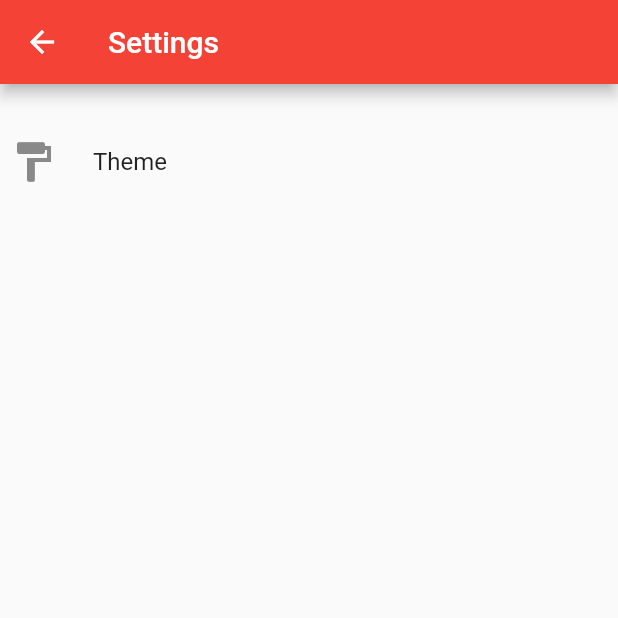
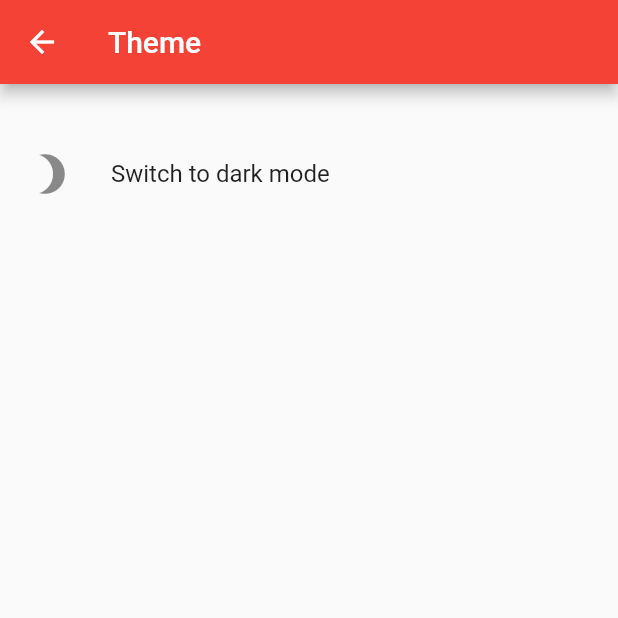
Before and after one commit to aadi-1024/project_app, a Flutter app: the SettingsRoute screen opened by its route, after a tap on "Theme", on a phone screen of 412 x 824 dp, the top half of it. Run offline on Flutter 3.47's test engine with Material 2 defaults, Android fonts, the phone set to English and light mode, and no system bars.

Commit message:
Added sample settings page

```diff
--- a/lib/main.dart
+++ b/lib/main.dart
@@ -2,6 +2,7 @@ import 'package:flutter/material.dart';
 import './loginroute.dart';
 import './homeroute.dart';
 import './settings/mainpage.dart';
+import './settings/theme.dart';
 
 void main() {
   runApp(const AppRoot());
@@ -18,6 +19,7 @@ class AppRoot extends StatelessWidget {
         '/': (context) => const LoginRoute(),
         '/home': (context) => const HomeRoute(),
         '/settings': (context) => const SettingsRoute(),
+        '/settings/theme': (context) => const ThemePage(),
       },
     );
   }
--- a/lib/settings/mainpage.dart
+++ b/lib/settings/mainpage.dart
@@ -16,7 +16,12 @@ class SettingsRoute extends StatelessWidget {
           SettingsListItem(
             "Theme",
             Icons.format_paint,
-            () {},
+            () {
+              Navigator.pushNamed(
+                context,
+                "/settings/theme",
+              );
+            },
           ),
         ],
       ),
--- /dev/null
+++ b/lib/settings/theme.dart
@@ -0,0 +1,52 @@
+import 'package:flutter/material.dart';
+
+import '../brandbar.dart';
+import './settingslistitem.dart';
+
+class ThemePage extends StatefulWidget {
+  const ThemePage({super.key});
+
+  @override
+  State<ThemePage> createState() => _ThemePageState();
+}
+
+class _ThemePageState extends State<ThemePage> {
+  void onPressed() {
+    preferDark = !preferDark;
+    setState(() {
+      if (preferDark) {
+        preferDarkIcon = Icons.brightness_1;
+        preferDarkText = "Switch to light mode";
+      } else {
+        preferDarkIcon = Icons.brightness_3;
+        preferDarkText = "Switch to dark mode";
+      }
+    });
+  }
+
+  var preferDark = false;
+  var preferDarkIcon = Icons.brightness_3;
+  var preferDarkText = "Switch to dark mode";
+
+  @override
+  Widget build(BuildContext context) {
+    return Scaffold(
+      appBar: brandBar(
+        const Text("Theme"),
+      ),
+      body: ListView(
+        padding: const EdgeInsets.symmetric(
+          vertical: 8.0,
+          horizontal: 12.0,
+        ),
+        children: [
+          SettingsListItem(
+            preferDarkText,
+            preferDarkIcon,
+            onPressed,
+          ),
+        ],
+      ),
+    );
+  }
+}
```
